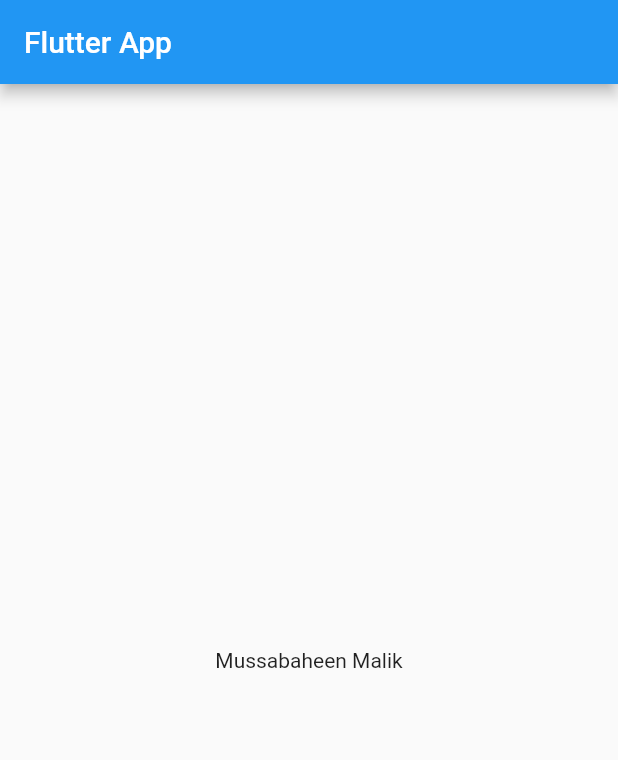
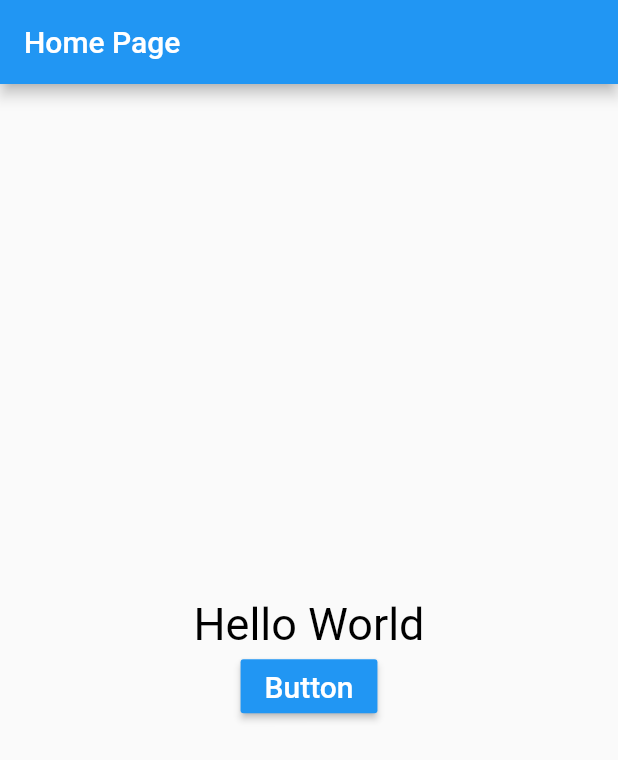
Before and after one commit to Mussabaheen/Flutter_training, a Flutter app: the screen it shows after launch, on a phone screen of 412 x 824 dp. Shown: the top 760 px of the screen. Run offline on Flutter 3.47's test engine with Material 2 defaults, Android fonts, the phone set to English and light mode, and no system bars.

Commit message:
button added statefull version of app

```diff
--- a/lib/main.dart
+++ b/lib/main.dart
@@ -4,6 +4,7 @@ void main()
 {
   runApp(new MyApp());
 }
+/*
 class MyApp extends StatelessWidget {
 
   @override
@@ -19,3 +20,75 @@ class MyApp extends StatelessWidget {
     );
   }
 }
+*/
+
+
+class MyApp extends StatelessWidget {
+
+  @override
+  Widget build(BuildContext context) {
+    return new MaterialApp(title:"My App",
+      home:new HomePage(),
+    );
+  }
+}
+
+class HomePage extends StatefulWidget {
+  @override
+  _HomePageState createState() => _HomePageState();
+}
+
+
+
+
+
+class _HomePageState extends State<HomePage> {
+
+   String mytext="Hello World";
+  void _ChangeText()
+  {
+      setState(() {
+        if(mytext.startsWith('H'))
+            mytext="Welcome to my app";
+        else
+            mytext="Hello World";
+      });
+
+  }
+
+
+  Widget _bodyWidget()
+  {
+    return new Container(
+      padding: const EdgeInsets.all(8.0),
+      child: new Center(
+        child: new Column(
+          mainAxisAlignment:MainAxisAlignment.center,
+          children: <Widget>[
+            new Text(mytext,style: new TextStyle(color: Colors.black,fontSize: 30.0),),
+            new RaisedButton(
+                child: new Text("Button",style: new TextStyle(color: Colors.white,fontSize: 20.0),),
+                onPressed: _ChangeText,
+                color: Colors.blue,
+
+
+            )
+          ],
+        ),
+      ),
+    );
+  }
+
+
+
+  @override
+  Widget build(BuildContext context) {
+    return new Scaffold(
+      appBar: new AppBar(
+      title: new Text("Home Page"),
+
+    ),
+    body: _bodyWidget()
+    );
+  }
+}
```
